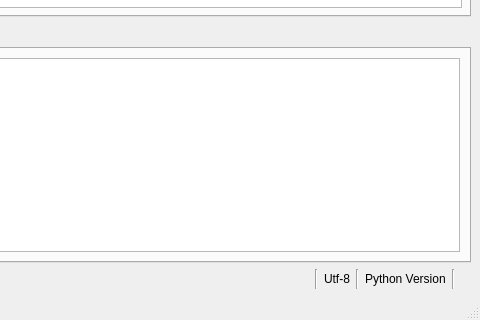
Qt form appData/editor.ui (nikitka-lyceum/Editor) before a commit; both pictures show x 587 to 1067 and y 270 to 590 of the 1067 by 590 pixel window.
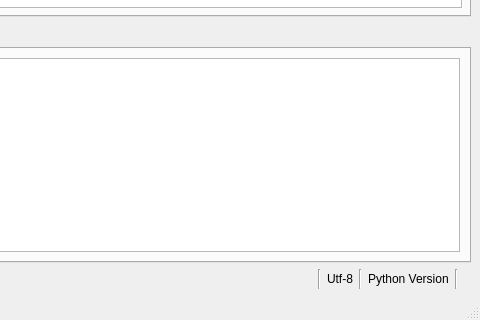
The same form after that commit.

Patch:
```diff
--- a/appData/editor.ui
+++ b/appData/editor.ui
@@ -209,7 +209,7 @@
       <item>
        <widget class="QLabel" name="label">
         <property name="text">
-         <string>   </string>
+         <string/>
         </property>
        </widget>
       </item>
```
Left out of the diff: 2 changed lines with no effect on the pictures.
